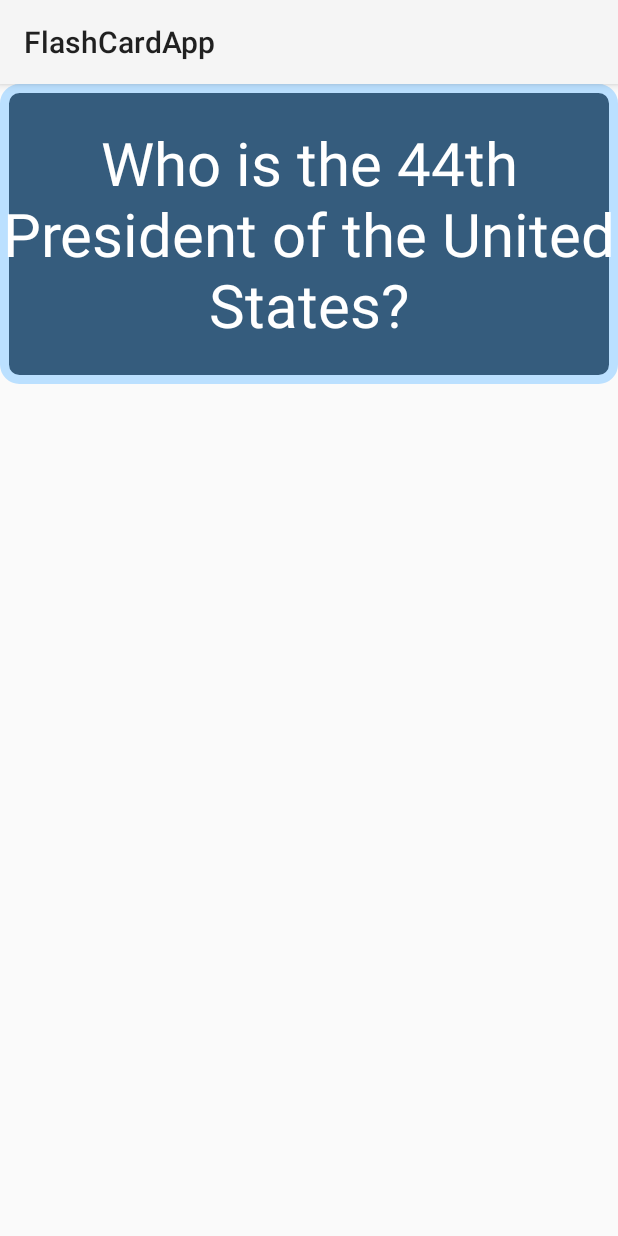
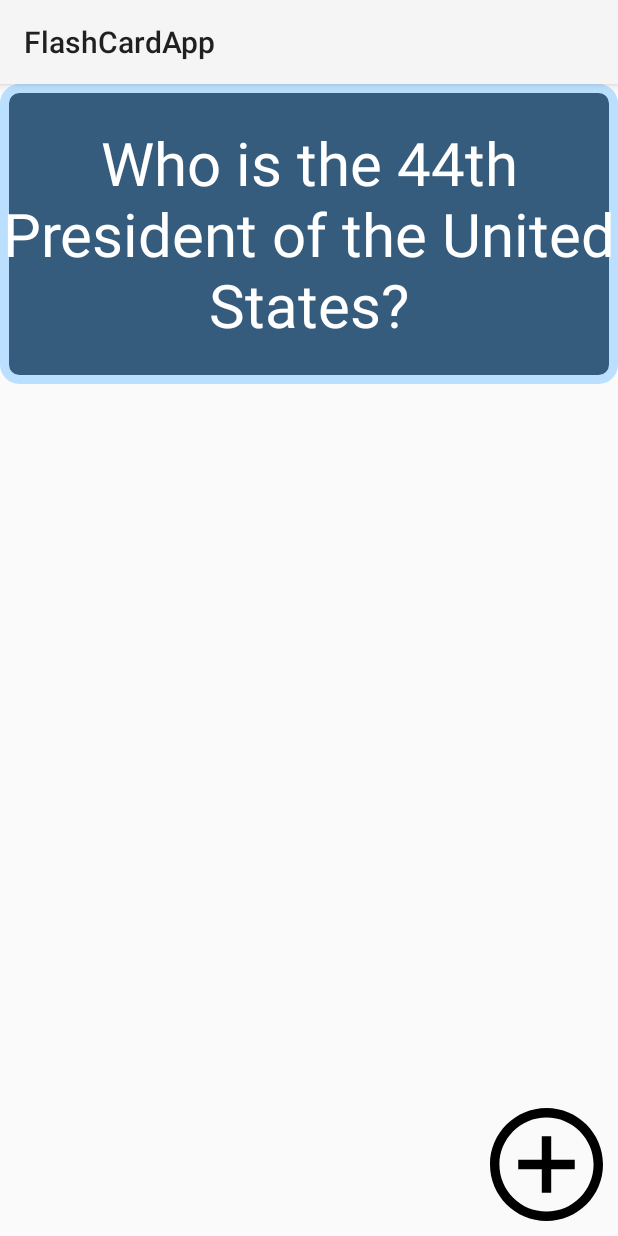
Before and after one commit to dennissantoso/FlashCardApp, an Android app: the screen it shows after launch (MainActivity), on a phone screen of 412 x 824 dp. Run offline under Robolectric (Android 15) with nearby library versions, the phone set to English and light mode, and no system bars.

Commit message:
lab 2 update

```diff
--- a/app/src/main/AndroidManifest.xml
+++ b/app/src/main/AndroidManifest.xml
@@ -10,6 +10,9 @@
         android:supportsRtl="true"
         android:theme="@style/Theme.FlashCardApp">
         <activity
+            android:name=".AddCardActivity"
+            android:exported="true" />
+        <activity
             android:name=".MainActivity"
             android:exported="true">
             <intent-filter>
--- a/app/src/main/java/com/example/flashcardapp/MainActivity.java
+++ b/app/src/main/java/com/example/flashcardapp/MainActivity.java
@@ -1,20 +1,27 @@
 package com.example.flashcardapp;
 
+import androidx.annotation.Nullable;
 import androidx.appcompat.app.AppCompatActivity;
 
+import android.content.Intent;
 import android.os.Bundle;
 import android.view.View;
+import android.widget.ImageButton;
 import android.widget.TextView;
 
 public class MainActivity extends AppCompatActivity {
+
+    TextView flashcardQuestion;
+    TextView flashcardAnswer;
 
     @Override
     protected void onCreate(Bundle savedInstanceState) {
         super.onCreate(savedInstanceState);
         setContentView(R.layout.activity_main);
 
-        TextView flashcardQuestion = findViewById(R.id.flashcard_question);
-        TextView flashcardAnswer = findViewById(R.id.flashcard_answer);
+        flashcardQuestion = findViewById(R.id.flashcard_question);
+        flashcardAnswer = findViewById(R.id.flashcard_answer);
+
         flashcardQuestion.setOnClickListener(new View.OnClickListener(){
             @Override
             public void onClick(View v){
@@ -29,5 +36,29 @@ public class MainActivity extends AppCompatActivity {
                 flashcardQuestion.setVisibility(View.VISIBLE);
             }
         });
+
+        ImageButton addButton = findViewById(R.id.add_button);
+        addButton.setOnClickListener(new View.OnClickListener(){
+            @Override
+            public void onClick(View v){
+                Intent intent = new Intent(MainActivity.this, AddCardActivity.class);
+                startActivityForResult(intent, 100);
+            }
+        });
     }
+
+    @Override
+    protected void onActivityResult(int requestCode, int resultCode, @Nullable Intent data) {
+        super.onActivityResult(requestCode, resultCode, data);
+        if (requestCode == 100) {
+            //get data
+            if (data != null) {
+                String questionString = data.getExtras().getString("QUESTION_KEY");
+                String answerString = data.getExtras().getString("ANSWER_KEY");
+                flashcardQuestion.setText(questionString);
+                flashcardAnswer.setText(answerString);
+            }
+        }
+    }
+
 }
--- /dev/null
+++ b/app/src/main/res/drawable/ic_iconmonstr_download_11.xml
@@ -0,0 +1,4 @@
+<vector android:height="50dp" android:viewportHeight="24"
+    android:viewportWidth="24" android:width="50dp" xmlns:android="http://schemas.android.com/apk/res/android">
+    <path android:fillColor="#FF000000" android:pathData="M24,12c0,-6.627 -5.373,-12 -12,-12s-12,5.373 -12,12 5.373,12 12,12 12,-5.373 12,-12zM6,13h4v-7h4v7h4l-6,6 -6,-6z"/>
+</vector>
--- /dev/null
+++ b/app/src/main/res/drawable/ic_iconmonstr_plus_6.xml
@@ -0,0 +1,4 @@
+<vector android:height="50dp" android:viewportHeight="24"
+    android:viewportWidth="24" android:width="50dp" xmlns:android="http://schemas.android.com/apk/res/android">
+    <path android:fillColor="#FF000000" android:pathData="M12,2c5.514,0 10,4.486 10,10s-4.486,10 -10,10 -10,-4.486 -10,-10 4.486,-10 10,-10zM12,0c-6.627,0 -12,5.373 -12,12s5.373,12 12,12 12,-5.373 12,-12 -5.373,-12 -12,-12zM18,13h-5v5h-2v-5h-5v-2h5v-5h2v5h5v2z"/>
+</vector>
--- /dev/null
+++ b/app/src/main/res/drawable/ic_iconmonstr_x_mark_7.xml
@@ -0,0 +1,4 @@
+<vector android:height="50dp" android:viewportHeight="24"
+    android:viewportWidth="24" android:width="50dp" xmlns:android="http://schemas.android.com/apk/res/android">
+    <path android:fillColor="#FF000000" android:pathData="M12,2c5.514,0 10,4.486 10,10s-4.486,10 -10,10 -10,-4.486 -10,-10 4.486,-10 10,-10zM12,0c-6.627,0 -12,5.373 -12,12s5.373,12 12,12 12,-5.373 12,-12 -5.373,-12 -12,-12zM18,16.538l-4.592,-4.548 4.546,-4.587 -1.416,-1.403 -4.545,4.589 -4.588,-4.543 -1.405,1.405 4.593,4.552 -4.547,4.592 1.405,1.405 4.555,-4.596 4.591,4.55 1.403,-1.416z"/>
+</vector>
--- a/app/src/main/res/layout/activity_main.xml
+++ b/app/src/main/res/layout/activity_main.xml
@@ -21,11 +21,21 @@
         android:id="@+id/flashcard_answer"
         android:layout_width="match_parent"
         android:layout_height="200dp"
+        android:background="#4F7597"
+        android:gravity="center"
         android:text="Barack Obama"
+        android:textColor="@color/white"
         android:textSize="40sp"
-        android:gravity="center"
-        android:visibility="invisible"
-        android:textColor="@color/white"
-        android:background="#4F7597"/>
+        android:visibility="invisible" />
+
+    <ImageButton
+        android:id="@+id/add_button"
+        android:layout_width="75dp"
+        android:layout_height="75dp"
+        android:layout_alignParentBottom="true"
+        android:layout_alignParentRight="true"
+        android:layout_margin="10dp"
+        android:background="@drawable/ic_iconmonstr_plus_6" />
+
 
 </RelativeLayout>
```
Also changed, not shown: app/src/main/java/com/example/flashcardapp/AddCardActivity.java (added, +42 -0 lines), app/src/main/res/layout/activity_add_card.xml (added, +43 -0 lines).
